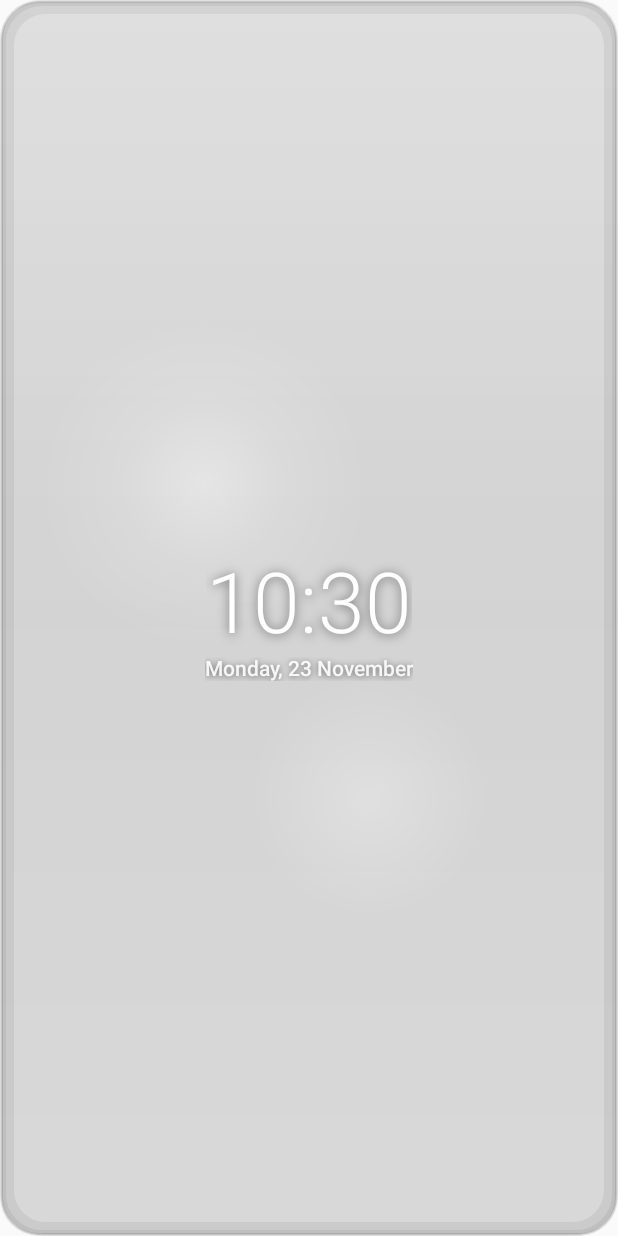
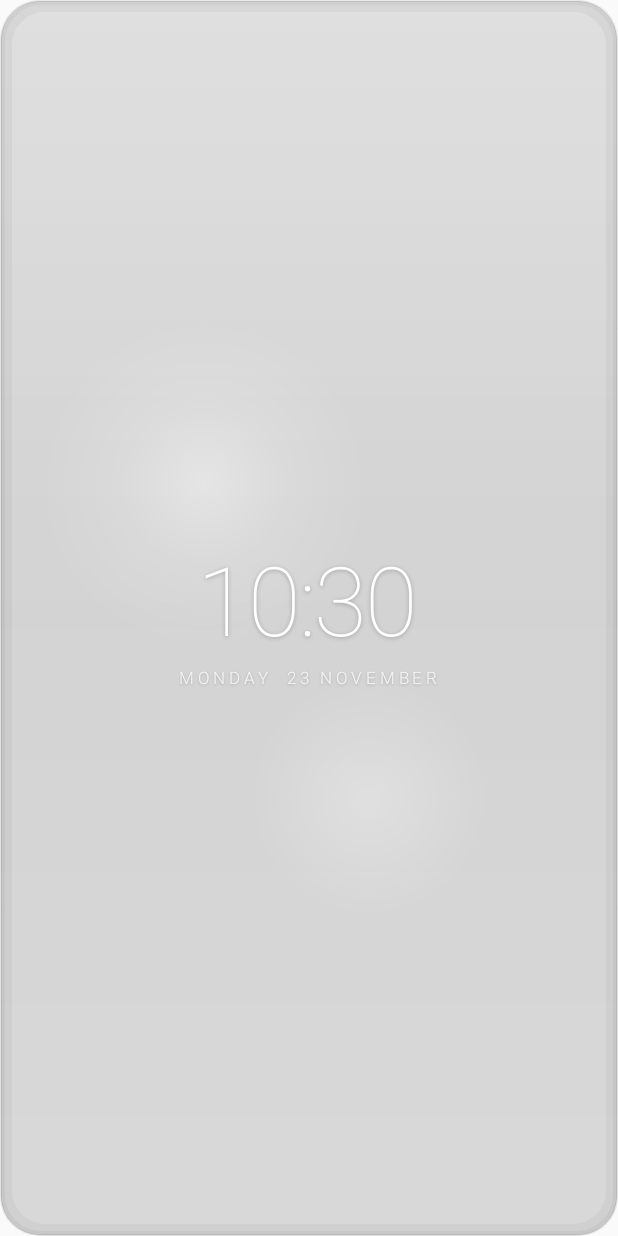
Before and after one commit to Ind-Itachi/Todo_List-App-in-Android, an Android app: the layout widget_clock.xml on its own in the app's theme, with its tools: preview values and no code run, on a phone screen of 412 x 824 dp. Run offline under Robolectric (Android 15) with nearby library versions, the phone set to English and light mode, and no system bars.

Commit message:
Counter 1.7: ultra-thin premium typography and finer glass edges
Thin numerals for the clock and the app's count, letter-spaced small
capitals for the date, hint and Reset, lighter text shadows, thinner
rims and a subtler refraction band.

Co-Authored-By: Claude Opus 5.5 <noreply@anthropic.com>
Claude-Session: https://claude.ai/code/session_018a9yTJMCFN4wxeAycMq4nE

```diff
--- a/CounterApp/src/main/AndroidManifest.xml
+++ b/CounterApp/src/main/AndroidManifest.xml
@@ -1,8 +1,8 @@
 <?xml version="1.0" encoding="utf-8"?>
 <manifest xmlns:android="http://schemas.android.com/apk/res/android"
     package="com.minimal.counter"
-    android:versionCode="7"
-    android:versionName="1.6">
+    android:versionCode="8"
+    android:versionName="1.7">
 
     <uses-sdk android:minSdkVersion="26" android:targetSdkVersion="33" />
 
--- a/CounterApp/src/main/java/com/minimal/counter/ClockWidget.java
+++ b/CounterApp/src/main/java/com/minimal/counter/ClockWidget.java
@@ -52,8 +52,8 @@ public class ClockWidget extends AppWidgetProvider {
         if (w <= 0) w = 250;
         if (h <= 0) h = 110;
 
-        float time = clamp(Math.min(h * 0.42f, w * 0.23f), 20f, 84f);
-        float date = clamp(time * 0.25f, 10f, 18f);
+        float time = clamp(Math.min(h * 0.48f, w * 0.26f), 22f, 96f);
+        float date = clamp(time * 0.17f, 9f, 14f);
 
         RemoteViews rv = new RemoteViews(c.getPackageName(), R.layout.widget_clock);
         rv.setTextViewTextSize(R.id.widget_time, TypedValue.COMPLEX_UNIT_DIP, time);
--- a/CounterApp/src/main/res/drawable/glass_rect.xml
+++ b/CounterApp/src/main/res/drawable/glass_rect.xml
@@ -28,13 +28,13 @@
     <item>
         <shape android:shape="rectangle">
             <corners android:radius="@dimen/glass_radius" />
-            <stroke android:width="9dp" android:color="#0F000000" />
+            <stroke android:width="8dp" android:color="#0A000000" />
         </shape>
     </item>
     <item>
         <shape android:shape="rectangle">
             <corners android:radius="@dimen/glass_radius" />
-            <stroke android:width="4dp" android:color="#0F000000" />
+            <stroke android:width="3dp" android:color="#0A000000" />
         </shape>
     </item>
 </layer-list>
--- a/CounterApp/src/main/res/drawable/glass_rect_rim.xml
+++ b/CounterApp/src/main/res/drawable/glass_rect_rim.xml
@@ -4,13 +4,13 @@
     <item>
         <shape android:shape="rectangle">
             <corners android:radius="@dimen/glass_radius" />
-            <stroke android:width="1.3dp" android:color="#73FFFFFF" />
+            <stroke android:width="0.8dp" android:color="#80FFFFFF" />
         </shape>
     </item>
-    <item android:left="1.3dp" android:top="1.3dp" android:right="1.3dp" android:bottom="1.3dp">
+    <item android:left="0.8dp" android:top="0.8dp" android:right="0.8dp" android:bottom="0.8dp">
         <shape android:shape="rectangle">
             <corners android:radius="@dimen/glass_radius_inner" />
-            <stroke android:width="1dp" android:color="#1A000000" />
+            <stroke android:width="0.6dp" android:color="#14000000" />
         </shape>
     </item>
 </layer-list>
--- a/CounterApp/src/main/res/layout/widget_clock.xml
+++ b/CounterApp/src/main/res/layout/widget_clock.xml
@@ -44,30 +44,33 @@
             android:layout_height="wrap_content"
             android:format12Hour="h:mm"
             android:format24Hour="HH:mm"
-            android:fontFamily="sans-serif-light"
+            android:fontFamily="sans-serif-thin"
+            android:letterSpacing="-0.02"
             android:includeFontPadding="false"
             android:singleLine="true"
             android:textColor="#FFFFFFFF"
-            android:textSize="56sp"
-            android:shadowColor="#80000000"
-            android:shadowDy="1"
-            android:shadowRadius="8" />
+            android:textSize="64sp"
+            android:shadowColor="#40000000"
+            android:shadowDy="0.5"
+            android:shadowRadius="3" />
 
         <TextClock
             android:id="@+id/widget_date"
             android:layout_width="wrap_content"
             android:layout_height="wrap_content"
-            android:layout_marginTop="2dp"
-            android:format12Hour="EEEE, d MMMM"
-            android:format24Hour="EEEE, d MMMM"
-            android:fontFamily="sans-serif-medium"
+            android:layout_marginTop="6dp"
+            android:format12Hour="EEEE  d MMMM"
+            android:format24Hour="EEEE  d MMMM"
+            android:fontFamily="sans-serif-light"
+            android:letterSpacing="0.22"
+            android:textAllCaps="true"
             android:includeFontPadding="false"
             android:singleLine="true"
-            android:textColor="#E6FFFFFF"
-            android:textSize="14sp"
-            android:shadowColor="#80000000"
-            android:shadowDy="1"
-            android:shadowRadius="5" />
+            android:textColor="#CCFFFFFF"
+            android:textSize="11sp"
+            android:shadowColor="#33000000"
+            android:shadowDy="0.5"
+            android:shadowRadius="2" />
     </LinearLayout>
 
     <ImageView
--- a/CounterApp/src/main/res/values/dimens.xml
+++ b/CounterApp/src/main/res/values/dimens.xml
@@ -1,5 +1,5 @@
 <?xml version="1.0" encoding="utf-8"?>
 <resources>
     <dimen name="glass_radius">26dp</dimen>
-    <dimen name="glass_radius_inner">24.7dp</dimen>
+    <dimen name="glass_radius_inner">25.2dp</dimen>
 </resources>
```
Also changed, not shown: CounterApp/src/main/java/com/minimal/counter/GlassView.java (+4 -4 lines), CounterApp/src/main/java/com/minimal/counter/MainActivity.java (+11 -3 lines), 2 other files.
